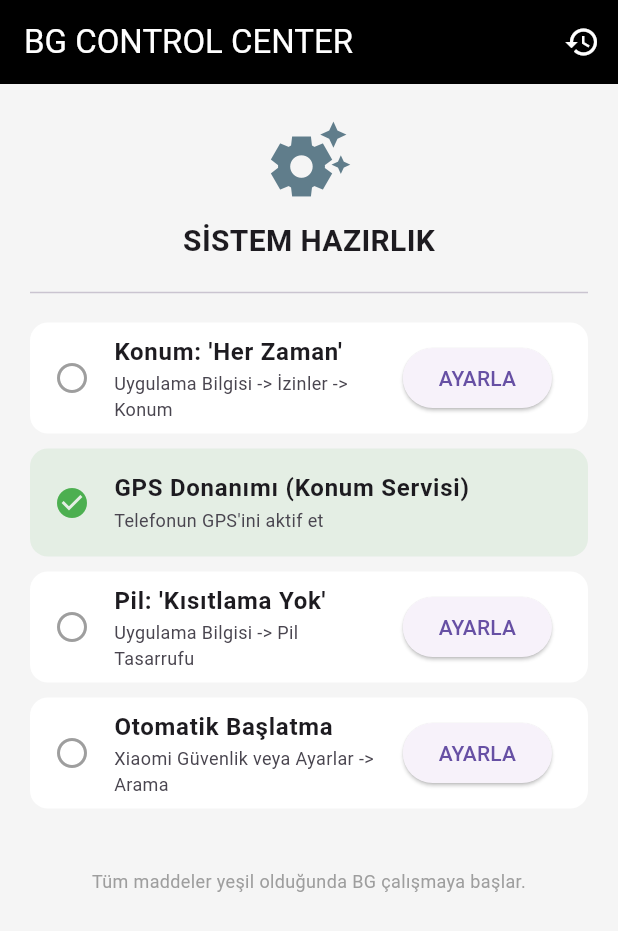
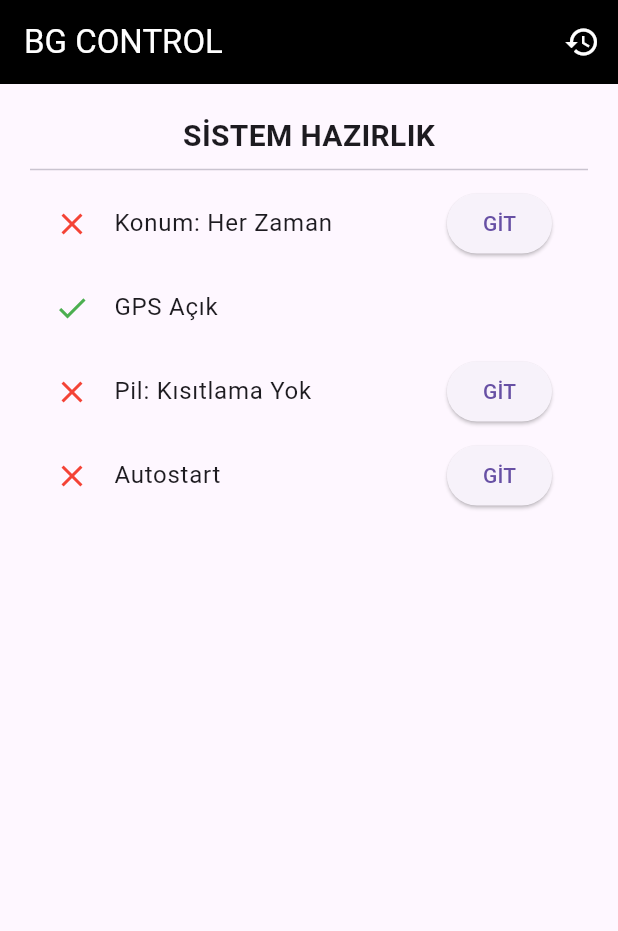
Before and after one commit to akinik456/bg, a Flutter app: the screen it shows after launch, after a tap on the "history" icon, on a phone screen of 412 x 824 dp. Shown: the top 931 px of the screen. Run offline on Flutter 3.47's test engine with Material 3 defaults, Android fonts, the light colour scheme and no system bars; our stand-ins replace flutter_local_notifications, geolocator; missing offline and left inert: flutter_background_service.

Commit message:
feat: background service and desugaring fixed, ready for auto-start

```diff
--- a/lib/main.dart
+++ b/lib/main.dart
@@ -1,230 +1,189 @@
 import 'dart:async';
 import 'dart:io';
+import 'dart:ui';
 import 'package:flutter/material.dart';
 import 'package:geolocator/geolocator.dart';
 import 'package:path_provider/path_provider.dart';
+import 'package:flutter_background_service/flutter_background_service.dart';
+import 'package:flutter_local_notifications/flutter_local_notifications.dart';
 
-void main() {
-  runApp(const MaterialApp(
-    home: BgApp(),
-    debugShowCheckedModeBanner: false,
-    title: "BG",
-  ));
+// --- ARKA PLAN SERVİS YAPILANDIRMASI ---
+
+Future<void> initializeService() async {
+  final service = FlutterBackgroundService();
+
+  // Android için bildirim kanalı oluşturma (Zorunlu)
+  const AndroidNotificationChannel channel = AndroidNotificationChannel(
+    'bg_service_channel',
+    'BG SERVICE',
+    description: 'Arka planda konum takibi yapar.',
+    importance: Importance.low,
+  );
+
+  final FlutterLocalNotificationsPlugin flutterLocalNotificationsPlugin = FlutterLocalNotificationsPlugin();
+
+  await flutterLocalNotificationsPlugin
+      .resolvePlatformSpecificImplementation<AndroidFlutterLocalNotificationsPlugin>()
+      ?.createNotificationChannel(channel);
+
+  await service.configure(
+    androidConfiguration: AndroidConfiguration(
+      onStart: onStart, // Hayalet işçi burada başlıyor
+      autoStart: true,
+      isForegroundMode: true,
+      notificationChannelId: 'bg_service_channel',
+      initialNotificationTitle: 'BG AKTİF',
+      initialNotificationContent: 'Konum takibi yapılıyor...',
+      foregroundServiceNotificationId: 888,
+    ),
+    iosConfiguration: IosConfiguration(
+      autoStart: true,
+      onForeground: onStart,
+    ),
+  );
+}
+
+// BU FONKSİYON UYGULAMA KAPALIYKEN ÇALIŞAN "HAYALET"TİR
+@pragma('vm:entry-point')
+void onStart(ServiceInstance service) async {
+  DartPluginRegistrant.ensureInitialized();
+
+  Timer.periodic(const Duration(seconds: 10), (timer) async {
+    // 1. Konum Al
+    try {
+      Position position = await Geolocator.getCurrentPosition(
+        desiredAccuracy: LocationAccuracy.high,
+      );
+
+      // 2. Dosyaya Yaz (Arka planda direkt path_provider kullanamayabiliriz, statik yol lazım)
+      final directory = await getApplicationDocumentsDirectory();
+      final file = File('${directory.path}/bg_logs.txt');
+      final String timestamp = DateTime.now().toString().split('.').first;
+
+      String logLine = "[$timestamp] BG-BACK: ${position.latitude}, ${position.longitude}\n";
+      await file.writeAsString(logLine, mode: FileMode.append);
+
+      print("👻 HAYALET YAZDI: $logLine");
+
+      // 3. Bildirimi Güncelle (Kullanıcı çalıştığını görsün)
+      if (service is AndroidServiceInstance) {
+        service.setForegroundNotificationInfo(
+          title: "BG ÇALIŞIYOR",
+          content: "Son Lokasyon: ${position.latitude.toStringAsFixed(4)}, ${position.longitude.toStringAsFixed(4)}",
+        );
+      }
+    } catch (e) {
+      print("HAYALET HATASI: $e");
+    }
+  });
+}
+
+// --- ANA UYGULAMA (ARAYÜZ) ---
+
+void main() async {
+  WidgetsFlutterBinding.ensureInitialized();
+  await initializeService(); // Servisi başlat
+  runApp(const MaterialApp(home: BgApp(), debugShowCheckedModeBanner: false));
 }
 
 class BgApp extends StatefulWidget {
   const BgApp({super.key});
-
   @override
   State<BgApp> createState() => _BgAppState();
 }
 
 class _BgAppState extends State<BgApp> {
-  // Otomatik Kontroller
+  // Önceki checklist ve UI mantığını buraya aynen koyabilirsin.
+  // Ama artık veriyi StreamBuilder yerine "Karakutu Okuma" butonuyla takip edeceğiz.
+
   bool _isAlwaysGranted = false;
   bool _isGpsEnabled = false;
-
-  // Manuel (Kullanıcı Onayı) Kontroller
   bool _isBatteryDone = false;
   bool _isAutostartDone = false;
-
-  Timer? _timer;
 
   @override
   void initState() {
     super.initState();
-    _startStubbornCheck();
+    _checkStatusLoop();
   }
 
-  @override
-  void dispose() {
-    _timer?.cancel();
-    super.dispose();
-  }
-
-  // İnatçı Takip: İzin ve GPS donanımını saniyede bir sorgular
-  void _startStubbornCheck() {
-    _timer = Timer.periodic(const Duration(seconds: 1), (timer) async {
+  void _checkStatusLoop() {
+    Timer.periodic(const Duration(seconds: 1), (timer) async {
       LocationPermission perm = await Geolocator.checkPermission();
-      bool gpsStatus = await Geolocator.isLocationServiceEnabled();
-
+      bool gps = await Geolocator.isLocationServiceEnabled();
       if (mounted) {
         setState(() {
           _isAlwaysGranted = (perm == LocationPermission.always);
-          _isGpsEnabled = gpsStatus;
+          _isGpsEnabled = gps;
         });
       }
     });
   }
 
-  // Karakutu Yazma
-  Future<void> _recordLog(Position pos) async {
-    try {
-      final directory = await getApplicationDocumentsDirectory();
-      final file = File('${directory.path}/bg_logs.txt');
-      final String timestamp = DateTime.now().toString().split('.').first;
-      final String logLine = "[$timestamp] Lat: ${pos.latitude}, Lng: ${pos.longitude}\n";
-
-      await file.writeAsString(logLine, mode: FileMode.append);
-      print("📝 BG LOG: $logLine");
-    } catch (e) {
-      print("❌ BG YAZMA HATASI: $e");
-    }
-  }
-
-  // Karakutu Okuma (Terminale Dökme)
-  Future<void> _readAllLogs() async {
-    try {
-      final directory = await getApplicationDocumentsDirectory();
-      final file = File('${directory.path}/bg_logs.txt');
-
-      if (await file.exists()) {
-        final String content = await file.readAsString();
-        print("\n📂 --- BG KARAKUTU KAYITLARI --- 📂");
-        print(content);
-        print("----------------------------------\n");
-      } else {
-        print("⚠️ BG: Henüz kayıtlı veri yok.");
-      }
-    } catch (e) {
-      print("❌ BG OKUMA HATASI: $e");
+  Future<void> _readLogs() async {
+    final directory = await getApplicationDocumentsDirectory();
+    final file = File('${directory.path}/bg_logs.txt');
+    if (await file.exists()) {
+      print("\n📂 --- BG KARAKUTU (ARKA PLAN DAHİL) --- 📂");
+      print(await file.readAsString());
+    } else {
+      print("⚠️ Kayıt yok.");
     }
   }
 
   @override
   Widget build(BuildContext context) {
-    bool allSystemGo = _isAlwaysGranted && _isGpsEnabled && _isBatteryDone && _isAutostartDone;
+    bool ready = _isAlwaysGranted && _isGpsEnabled && _isBatteryDone && _isAutostartDone;
 
     return Scaffold(
-      backgroundColor: Colors.grey[100],
       appBar: AppBar(
-        title: const Text('BG CONTROL CENTER'),
+        title: const Text("BG CONTROL"),
         backgroundColor: Colors.black,
         foregroundColor: Colors.white,
-        actions: [
-          IconButton(
-            icon: const Icon(Icons.history),
-            onPressed: _readAllLogs,
-          ),
-        ],
+        actions: [IconButton(icon: const Icon(Icons.history), onPressed: _readLogs)],
       ),
-      body: allSystemGo ? _buildTrackingView() : _buildSetupView(),
+      body: ready
+        ? Center(child: Column(
+            mainAxisAlignment: MainAxisAlignment.center,
+            children: [
+              const Icon(Icons.radar, size: 100, color: Colors.blue),
+              const Text("BG ARKA PLANDA ÇALIŞIYOR", style: TextStyle(fontWeight: FontWeight.bold)),
+              const SizedBox(height: 20),
+              const Text("Uygulamayı kapatabilirsin, hayalet işçi görevde.", textAlign: TextAlign.center),
+            ],
+          ))
+        : _buildSetupView(), // Önceki Checklist fonksiyonunu buraya ekle
     );
   }
 
-  // 1. KURULUM EKRANI (Checklist)
+  // Önceki mesajdaki _buildSetupView, _checkTile ve _showManualConfirm fonksiyonlarını buraya yapıştır...
   Widget _buildSetupView() {
     return SingleChildScrollView(
       padding: const EdgeInsets.all(20),
       child: Column(
         children: [
-          const Icon(Icons.settings_suggest, size: 60, color: Colors.blueGrey),
-          const SizedBox(height: 10),
           const Text("SİSTEM HAZIRLIK", style: TextStyle(fontSize: 20, fontWeight: FontWeight.bold)),
-          const Divider(height: 40),
-
-          // Konum İzni
-          _checkTile(
-            title: "Konum: 'Her Zaman'",
-            subtitle: "Uygulama Bilgisi -> İzinler -> Konum",
-            status: _isAlwaysGranted,
-            onAction: () => Geolocator.openAppSettings(),
-          ),
-
-          // GPS Donanım
-          _checkTile(
-            title: "GPS Donanımı (Konum Servisi)",
-            subtitle: "Telefonun GPS'ini aktif et",
-            status: _isGpsEnabled,
-            onAction: () => Geolocator.openLocationSettings(),
-          ),
-
-          // Pil Kısıtlaması (Manuel Onay)
-          _checkTile(
-            title: "Pil: 'Kısıtlama Yok'",
-            subtitle: "Uygulama Bilgisi -> Pil Tasarrufu",
-            status: _isBatteryDone,
-            onAction: () => _showManualConfirm(
-              "Pil Ayarı",
-              "Uygulama Bilgisi sayfasında 'Pil Tasarrufu' bölümüne girip 'Kısıtlama Yok' (No Restrictions) seçeneğini işaretlediniz mi?",
-              () => setState(() => _isBatteryDone = true),
-            ),
-          ),
-
-          // Autostart (Manuel Onay)
-          _checkTile(
-            title: "Otomatik Başlatma",
-            subtitle: "Xiaomi Güvenlik veya Ayarlar -> Arama",
-            status: _isAutostartDone,
-            onAction: () => _showManualConfirm(
-              "Autostart (Xiaomi)",
-              "1. 'Güvenlik' uygulamasını aç veya ayarlarda 'Otomatik Başlatma' (Autostart) diye arat.\n2. Listeden BG'yi bul ve aç.\n\nYaptın mı bro?",
-              () => setState(() => _isAutostartDone = true),
-            ),
-          ),
-
-          const SizedBox(height: 30),
-          const Text("Tüm maddeler yeşil olduğunda BG çalışmaya başlar.",
-            textAlign: TextAlign.center, style: TextStyle(color: Colors.grey, fontSize: 12)),
+          const Divider(),
+          _tile("Konum: Her Zaman", _isAlwaysGranted, () => Geolocator.openAppSettings()),
+          _tile("GPS Açık", _isGpsEnabled, () => Geolocator.openLocationSettings()),
+          _tile("Pil: Kısıtlama Yok", _isBatteryDone, () => _confirm("Pil", "Seçtin mi?", () => setState(() => _isBatteryDone = true))),
+          _tile("Autostart", _isAutostartDone, () => _confirm("Autostart", "Açtın mı?", () => setState(() => _isAutostartDone = true))),
         ],
       ),
     );
   }
 
-  // 2. TAKİP EKRANI (Her Şey Tamamsa)
-  Widget _buildTrackingView() {
-    return StreamBuilder<Position>(
-      stream: Geolocator.getPositionStream(
-        locationSettings: const LocationSettings(accuracy: LocationAccuracy.high, distanceFilter: 1),
-      ),
-      builder: (context, snap) {
-        if (snap.hasData) {
-          _recordLog(snap.data!);
-          return Center(
-            child: Column(
-              mainAxisAlignment: MainAxisAlignment.center,
-              children: [
-                const Icon(Icons.radar, size: 100, color: Colors.green),
-                const SizedBox(height: 30),
-                Text("Lat: ${snap.data!.latitude}", style: const TextStyle(fontSize: 24, fontWeight: FontWeight.bold)),
-                Text("Lng: ${snap.data!.longitude}", style: const TextStyle(fontSize: 24, fontWeight: FontWeight.bold)),
-                const SizedBox(height: 20),
-                const Text("BG AKTİF: Veriler Karakutuya İşleniyor...", style: TextStyle(color: Colors.blueGrey)),
-              ],
-            ),
-          );
-        }
-        return const Center(child: CircularProgressIndicator());
-      },
-    );
-  }
+  Widget _tile(String t, bool s, VoidCallback o) => ListTile(
+    title: Text(t),
+    leading: Icon(s ? Icons.check : Icons.close, color: s ? Colors.green : Colors.red),
+    trailing: s ? null : ElevatedButton(onPressed: o, child: const Text("GİT")),
+  );
 
-  // Görsel Yardımcılar
-  Widget _checkTile({required String title, required String subtitle, required bool status, required VoidCallback onAction}) {
-    return Card(
-      elevation: 0,
-      color: status ? Colors.green.withOpacity(0.1) : Colors.white,
-      margin: const EdgeInsets.only(bottom: 10),
-      child: ListTile(
-        leading: Icon(status ? Icons.check_circle : Icons.circle_outlined, color: status ? Colors.green : Colors.grey),
-        title: Text(title, style: const TextStyle(fontWeight: FontWeight.bold)),
-        subtitle: Text(subtitle, style: const TextStyle(fontSize: 12)),
-        trailing: status ? null : ElevatedButton(onPressed: onAction, child: const Text("AYARLA")),
-      ),
-    );
-  }
-
-  void _showManualConfirm(String title, String msg, VoidCallback onConfirm) {
-    showDialog(
-      context: context,
-      builder: (ctx) => AlertDialog(
-        title: Text(title),
-        content: Text(msg),
-        actions: [
-          TextButton(onPressed: () => Navigator.pop(ctx), child: const Text("HENÜZ DEĞİL")),
-          ElevatedButton(onPressed: () { onConfirm(); Navigator.pop(ctx); }, child: const Text("EVET, YAPTIM")),
-        ],
-      ),
-    );
-  }
+  void _confirm(String t, String m, VoidCallback c) => showDialog(
+    context: context,
+    builder: (ctx) => AlertDialog(title: Text(t), content: Text(m), actions: [
+      TextButton(onPressed: () => Navigator.pop(ctx), child: const Text("HAYIR")),
+      ElevatedButton(onPressed: () { c(); Navigator.pop(ctx); }, child: const Text("EVET")),
+    ])
+  );
 }
--- a/pubspec.yaml
+++ b/pubspec.yaml
@@ -39,6 +39,7 @@ dependencies:
   permission_handler: ^12.0.1
   logger: ^2.7.0
   path_provider: ^2.1.5
+  flutter_local_notifications: ^21.0.0
 
 dev_dependencies:
   flutter_test:
```
Also changed, not shown: pubspec.lock, 3 other files.
